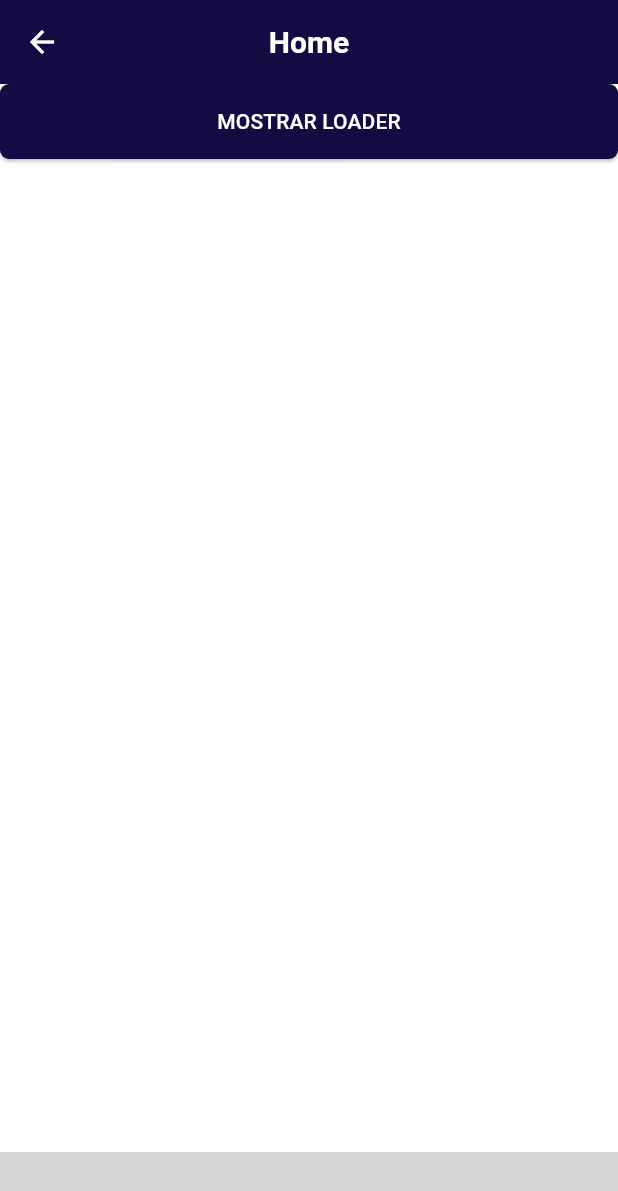
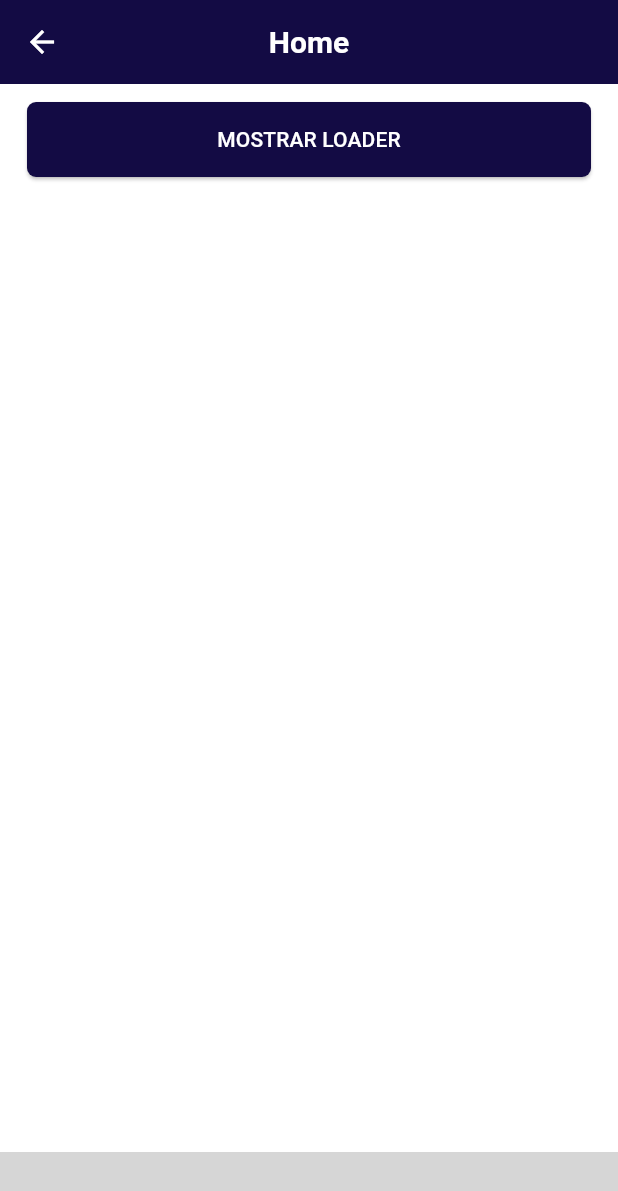
Before and after one commit to TarGonzalez/tarjetero_app, a Flutter app: the TabsScreen screen opened by its route, on a phone screen of 412 x 824 dp. Shown: the top 1191 px of the screen. Run offline on Flutter 3.47's test engine with Material 3 defaults, Android fonts, the phone set to English and light mode, and no system bars; our stand-ins replace flutter_datetime_picker_plus, flutter_masked_text2, gap, get, loading_animation_widget, lottie and 1 more; missing offline and left inert: flutter_color_picker_wheel, flutter_flip_card, molten_navigationbar_flutter; grey boxes are pictures that could not be loaded.

```diff
--- a/lib/screens/tabs_screen.dart
+++ b/lib/screens/tabs_screen.dart
@@ -81,6 +81,7 @@ class _TabsScreenState extends State<TabsScreen> {
           children: <Widget>[
             SizedBox.expand(
               child: SingleChildScrollView(
+                padding: const EdgeInsets.symmetric(vertical: 12, horizontal: 18),
                 child: Column(
                   children: <Widget>[
                     Visibility(
```
